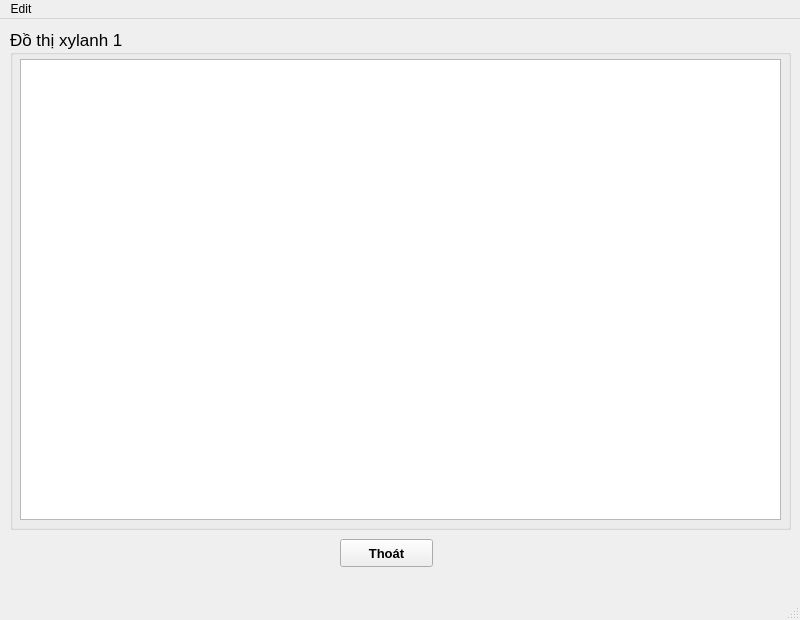
Qt form GUI/GUIgraph_xylanh1.ui (Vuchauduytung/LuanVan) before a commit.
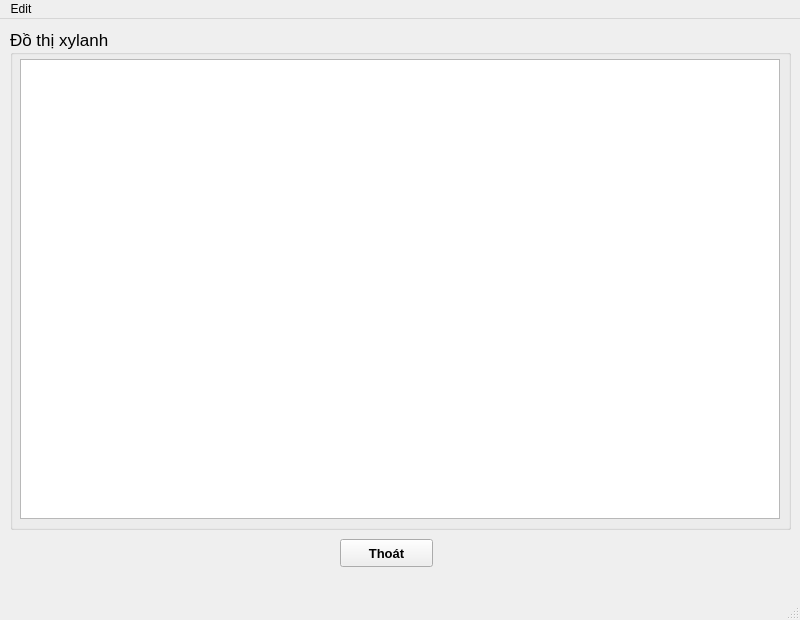
The same form after that commit.

Commit message: hoan thanh GUIgrap_xylanh1

Diff of the .ui file:
```diff
--- a/GUI/GUIgraph_xylanh1.ui
+++ b/GUI/GUIgraph_xylanh1.ui
@@ -29,15 +29,15 @@
      </font>
     </property>
     <property name="title">
-     <string>Đồ thị xylanh 1</string>
+     <string>Đồ thị xylanh</string>
     </property>
     <widget class="QGraphicsView" name="GV_graph">
      <property name="geometry">
       <rect>
        <x>10</x>
        <y>30</y>
-       <width>761</width>
-       <height>461</height>
+       <width>760</width>
+       <height>460</height>
       </rect>
      </property>
     </widget>
```
The commit also changes 4 other files.
